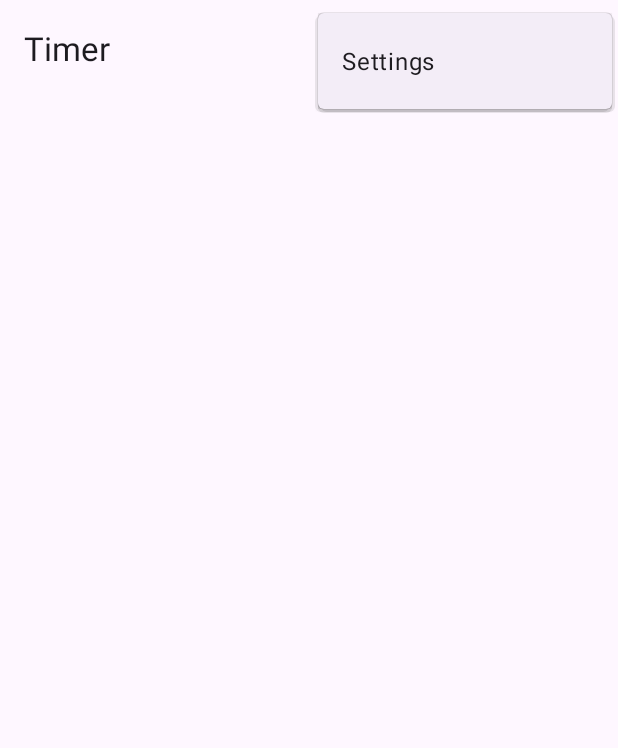
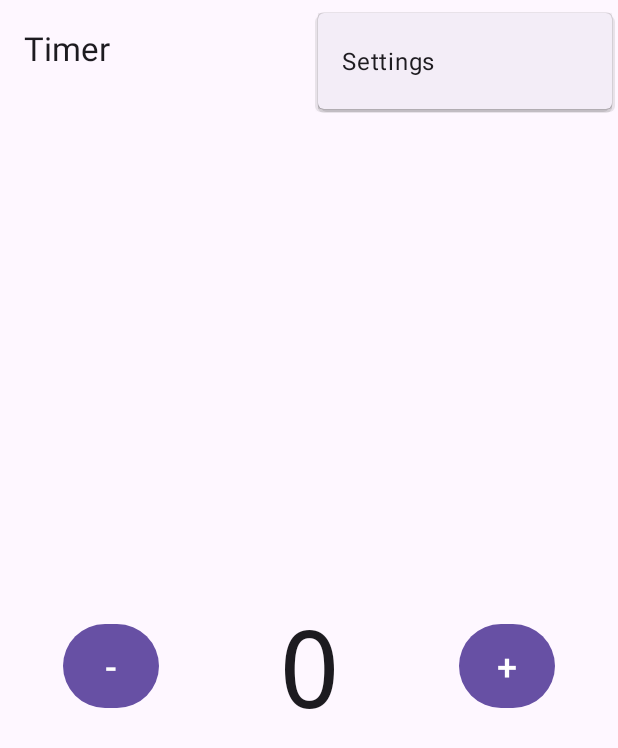
Before and after one commit to kjrocker/hermes, an Android app: the screen it shows after launch (MainActivity), with the options menu open, on a phone screen of 412 x 824 dp. Shown: the top 748 px of the screen. Run offline under Robolectric (Android 15) with nearby library versions, the phone set to English and light mode, and no system bars; our stand-ins replace navigation-ui.

Commit message:
Timer buttons

```diff
--- a/app/src/main/java/com/kehvyn/hermes/TimerFragment.kt
+++ b/app/src/main/java/com/kehvyn/hermes/TimerFragment.kt
@@ -14,6 +14,7 @@ import com.kehvyn.hermes.databinding.FragmentTimerBinding
 class TimerFragment : Fragment() {
 
     private var _binding: FragmentTimerBinding? = null
+    private var timerValue: Int = 0
 
     // This property is only valid between onCreateView and
     // onDestroyView.
@@ -32,9 +33,23 @@ class TimerFragment : Fragment() {
     override fun onViewCreated(view: View, savedInstanceState: Bundle?) {
         super.onViewCreated(view, savedInstanceState)
 
-//        binding.buttonFirst.setOnClickListener {
-//            findNavController().navigate(R.id.action_TimerFragment_to_SecondFragment)
-//        }
+        binding.buttonIncrement.setOnClickListener {
+            timerValue++
+            updateTimerDisplay()
+        }
+
+        binding.buttonDecrement.setOnClickListener {
+            if (timerValue > 0) {
+                timerValue--
+                updateTimerDisplay()
+            }
+        }
+
+        updateTimerDisplay()
+    }
+
+    private fun updateTimerDisplay() {
+        binding.textviewTimerDisplay.text = timerValue.toString()
     }
 
     override fun onDestroyView() {
--- a/app/src/main/res/layout/fragment_timer.xml
+++ b/app/src/main/res/layout/fragment_timer.xml
@@ -8,4 +8,38 @@
     android:padding="16dp"
     tools:context=".TimerFragment">
 
+    <Button
+        android:id="@+id/button_decrement"
+        android:layout_width="wrap_content"
+        android:layout_height="wrap_content"
+        android:layout_marginEnd="24dp"
+        android:text="-"
+        android:textSize="24sp"
+        android:minWidth="64dp"
+        android:minHeight="64dp"
+        android:contentDescription="Decrease timer value" />
+
+    <TextView
+        android:id="@+id/textview_timer_display"
+        android:layout_width="wrap_content"
+        android:layout_height="wrap_content"
+        android:text="0"
+        android:textSize="72sp"
+        android:fontFamily="monospace"
+        android:textColor="?android:attr/textColorPrimary"
+        android:minWidth="120dp"
+        android:gravity="center"
+        android:layout_marginHorizontal="16dp" />
+
+    <Button
+        android:id="@+id/button_increment"
+        android:layout_width="wrap_content"
+        android:layout_height="wrap_content"
+        android:layout_marginStart="24dp"
+        android:text="+"
+        android:textSize="24sp"
+        android:minWidth="64dp"
+        android:minHeight="64dp"
+        android:contentDescription="Increase timer value" />
+
 </LinearLayout>
```
